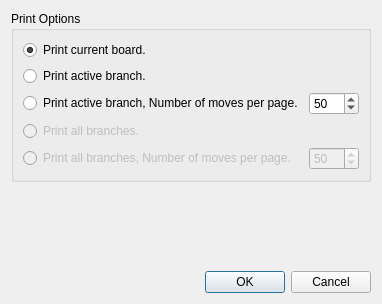
First picture: the form in printoptiondialog.ui, repository nullx002/mugo, before the edit.
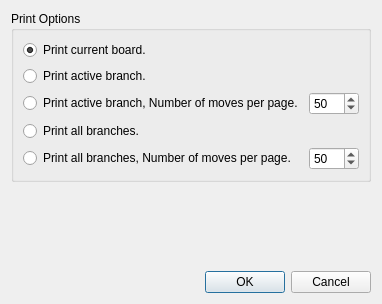
Second picture: the form after the edit.

Commit message: print all branches 実装中

```diff
--- a/printoptiondialog.ui
+++ b/printoptiondialog.ui
@@ -66,9 +66,6 @@
       </item>
       <item>
        <widget class="QRadioButton" name="printAllBranches">
-        <property name="enabled">
-         <bool>false</bool>
-        </property>
         <property name="text">
          <string>Print all branches.</string>
         </property>
@@ -78,9 +75,6 @@
        <layout class="QHBoxLayout" name="horizontalLayout_2">
         <item>
          <widget class="QRadioButton" name="printAllBranchesN">
-          <property name="enabled">
-           <bool>false</bool>
-          </property>
           <property name="text">
            <string>Print all branches, Number of moves per page.</string>
           </property>
@@ -88,9 +82,6 @@
         </item>
         <item>
          <widget class="QSpinBox" name="allBranchMovesPerPage">
-          <property name="enabled">
-           <bool>false</bool>
-          </property>
           <property name="maximumSize">
            <size>
             <width>50</width>
```
The commit also changes 2 other files.
